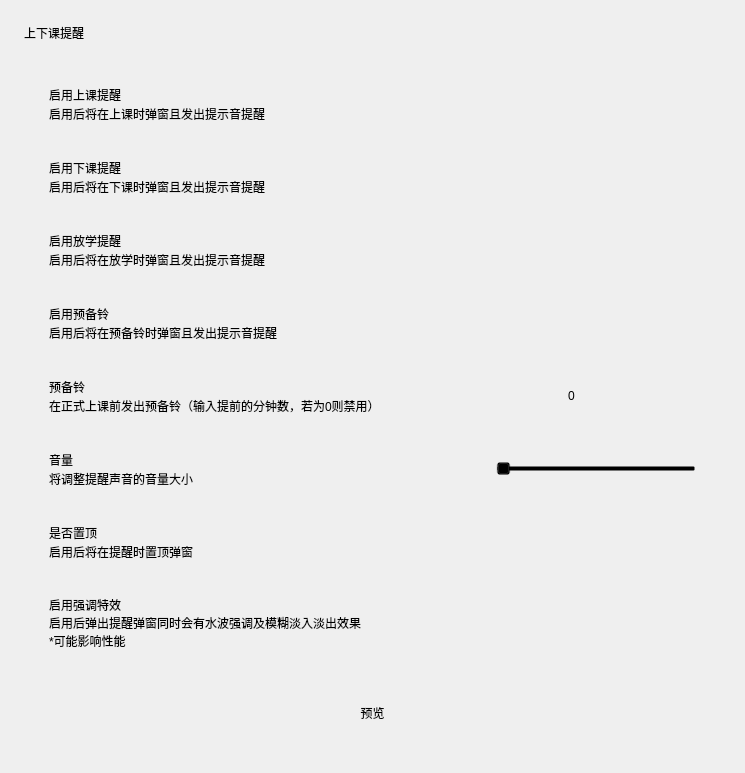
Before: the Qt Designer form view/menu/sound.ui in yhlhoh/Class-Widgets, drawn with Qt 5.
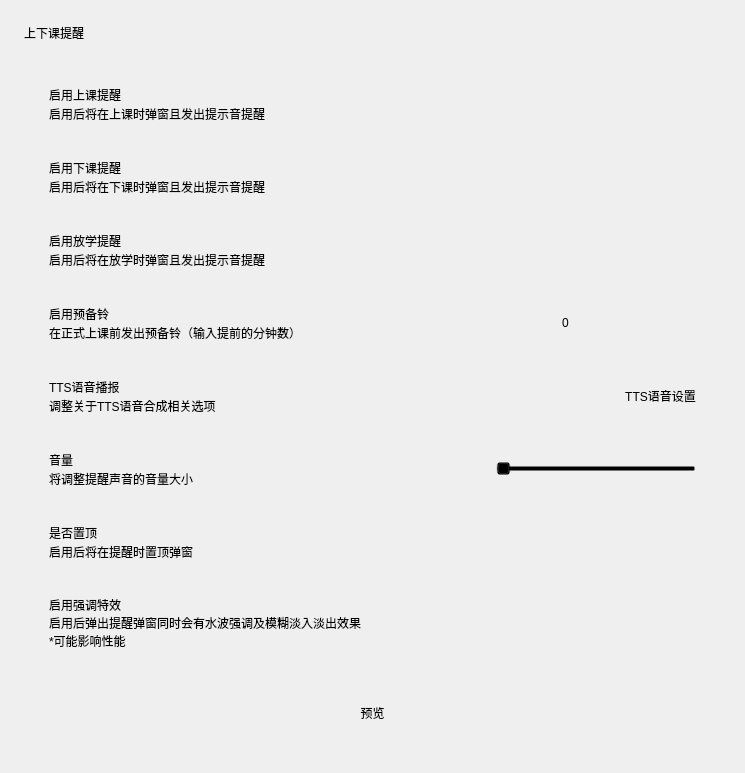
After: the same form once the commit is applied. Custom widgets are drawn as their Qt base class.

Commit message:
feat: 支持 TTS 播报 (#595)
https://github.com/user-attachments/assets/4f036e88-0e6e-4a8c-b8b0-f1c7d1f92cfc

```diff
--- a/view/menu/sound.ui
+++ b/view/menu/sound.ui
@@ -56,7 +56,7 @@
         <x>0</x>
         <y>0</y>
         <width>697</width>
-        <height>823</height>
+        <height>734</height>
        </rect>
       </property>
       <layout class="QVBoxLayout" name="verticalLayout_9">
@@ -299,84 +299,6 @@
            </layout>
           </widget>
          </item>
-         <item>
-          <widget class="CardWidget" name="CardWidget_11">
-           <property name="minimumSize">
-            <size>
-             <width>0</width>
-             <height>70</height>
-            </size>
-           </property>
-           <layout class="QHBoxLayout" name="horizontalLayout_10">
-            <property name="leftMargin">
-             <number>16</number>
-            </property>
-            <property name="topMargin">
-             <number>16</number>
-            </property>
-            <property name="rightMargin">
-             <number>16</number>
-            </property>
-            <property name="bottomMargin">
-             <number>16</number>
-            </property>
-            <item>
-             <layout class="QVBoxLayout" name="verticalLayout_16">
-              <property name="spacing">
-               <number>0</number>
-              </property>
-              <item>
-               <widget class="StrongBodyLabel" name="StrongBodyLabel_10">
-                <property name="sizePolicy">
-                 <sizepolicy hsizetype="Expanding" vsizetype="Preferred">
-                  <horstretch>0</horstretch>
-                  <verstretch>0</verstretch>
-                 </sizepolicy>
-                </property>
-                <property name="text">
-                 <string>启用预备铃</string>
-                </property>
-               </widget>
-              </item>
-              <item>
-               <widget class="CaptionLabel" name="CaptionLabel_11">
-                <property name="text">
-                 <string>启用后将在预备铃时弹窗且发出提示音提醒</string>
-                </property>
-                <property name="wordWrap">
-                 <bool>true</bool>
-                </property>
-                <property name="lightColor" stdset="0">
-                 <color alpha="150">
-                  <red>0</red>
-                  <green>0</green>
-                  <blue>0</blue>
-                 </color>
-                </property>
-                <property name="darkColor" stdset="0">
-                 <color alpha="200">
-                  <red>255</red>
-                  <green>255</green>
-                  <blue>255</blue>
-                 </color>
-                </property>
-               </widget>
-              </item>
-             </layout>
-            </item>
-            <item>
-             <widget class="SwitchButton" name="switch_enable_prepare">
-              <property name="onText">
-               <string>启用</string>
-              </property>
-              <property name="offText">
-               <string>禁用</string>
-              </property>
-             </widget>
-            </item>
-           </layout>
-          </widget>
-         </item>
          <item>
           <widget class="CardWidget" name="CardWidget_8">
            <property name="minimumSize">
@@ -412,14 +334,14 @@
                  </sizepolicy>
                 </property>
                 <property name="text">
-                 <string>预备铃</string>
+                 <string>启用预备铃</string>
                 </property>
                </widget>
               </item>
               <item>
                <widget class="CaptionLabel" name="CaptionLabel_8">
                 <property name="text">
-                 <string>在正式上课前发出预备铃（输入提前的分钟数，若为0则禁用）</string>
+                 <string>在正式上课前发出预备铃（输入提前的分钟数）</string>
                 </property>
                 <property name="wordWrap">
                  <bool>true</bool>
@@ -452,6 +374,88 @@
               </property>
               <property name="maximum">
                <number>9</number>
+              </property>
+             </widget>
+            </item>
+            <item>
+             <widget class="SwitchButton" name="switch_enable_prepare">
+              <property name="onText">
+               <string>启用</string>
+              </property>
+              <property name="offText">
+               <string>禁用</string>
+              </property>
+             </widget>
+            </item>
+           </layout>
+          </widget>
+         </item>
+         <item>
+          <widget class="CardWidget" name="CardWidget_13">
+           <property name="minimumSize">
+            <size>
+             <width>0</width>
+             <height>70</height>
+            </size>
+           </property>
+           <layout class="QHBoxLayout" name="horizontalLayout_14">
+            <property name="leftMargin">
+             <number>16</number>
+            </property>
+            <property name="topMargin">
+             <number>16</number>
+            </property>
+            <property name="rightMargin">
+             <number>16</number>
+            </property>
+            <property name="bottomMargin">
+             <number>16</number>
+            </property>
+            <item>
+             <layout class="QVBoxLayout" name="verticalLayout_18">
+              <property name="spacing">
+               <number>0</number>
+              </property>
+              <item>
+               <widget class="StrongBodyLabel" name="StrongBodyLabel_14">
+                <property name="sizePolicy">
+                 <sizepolicy hsizetype="Expanding" vsizetype="Preferred">
+                  <horstretch>0</horstretch>
+                  <verstretch>0</verstretch>
+                 </sizepolicy>
+                </property>
+                <property name="text">
+                 <string>TTS语音播报</string>
+                </property>
+               </widget>
+              </item>
+              <item>
+               <widget class="CaptionLabel" name="CaptionLabel_13">
+                <property name="text">
+                 <string>调整关于TTS语音合成相关选项</string>
+                </property>
+                <property name="lightColor" stdset="0">
+                 <color alpha="150">
+                  <red>0</red>
+                  <green>0</green>
+                  <blue>0</blue>
+                 </color>
+                </property>
+                <property name="darkColor" stdset="0">
+                 <color alpha="200">
+                  <red>255</red>
+                  <green>255</green>
+                  <blue>255</blue>
+                 </color>
+                </property>
+               </widget>
+              </item>
+             </layout>
+            </item>
+            <item>
+             <widget class="PushButton" name="TTS_PushButton">
+              <property name="text">
+               <string>TTS语音设置</string>
               </property>
              </widget>
             </item>
```
The commit also changes 9 other files.
